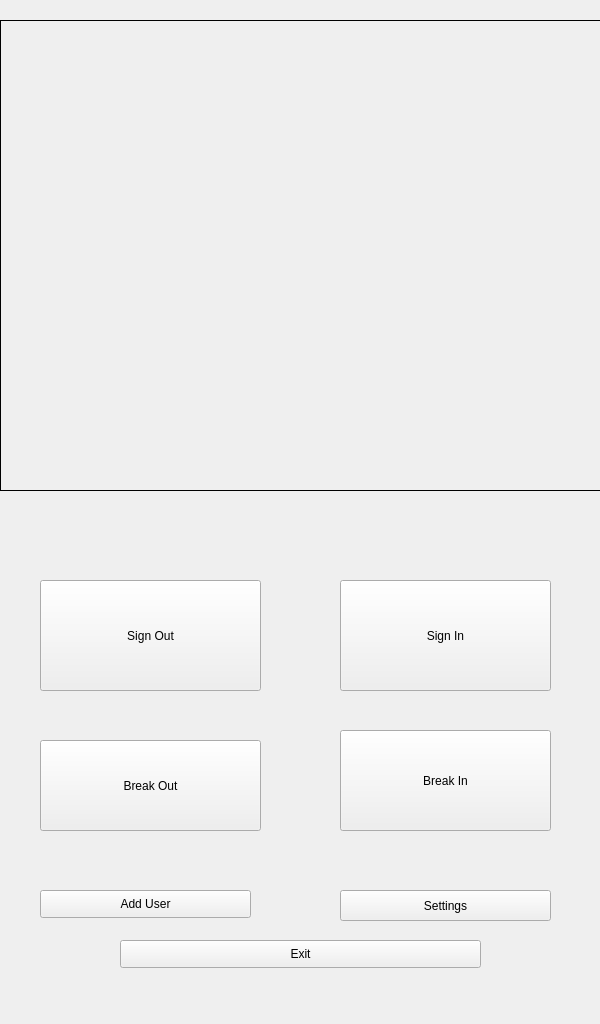
Above: mainwindow.ui from Ehabdiab2000/Facial-Recognition-Attendance-System before the change. Below: the same form after it.
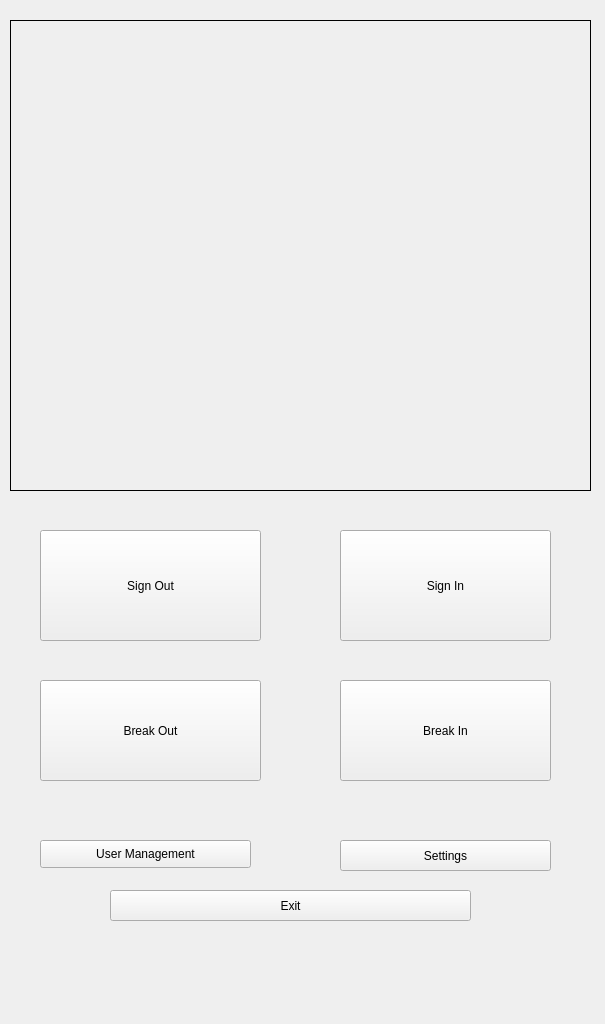
That is the form after the change.

Commit message: add user management and improve performance by decrease cam reselution

What changed in the file:
```diff
--- a/mainwindow.ui
+++ b/mainwindow.ui
@@ -6,10 +6,16 @@
    <rect>
     <x>0</x>
     <y>0</y>
-    <width>600</width>
+    <width>605</width>
     <height>1024</height>
    </rect>
   </property>
+  <property name="sizePolicy">
+   <sizepolicy hsizetype="Expanding" vsizetype="Expanding">
+    <horstretch>0</horstretch>
+    <verstretch>0</verstretch>
+   </sizepolicy>
+  </property>
   <property name="windowTitle">
    <string>MainWindow</string>
   </property>
@@ -23,9 +29,9 @@
    <widget class="QLabel" name="imgLable">
     <property name="geometry">
      <rect>
-      <x>0</x>
+      <x>10</x>
       <y>20</y>
-      <width>601</width>
+      <width>581</width>
       <height>471</height>
      </rect>
     </property>
@@ -40,7 +46,7 @@
     <property name="geometry">
      <rect>
       <x>340</x>
-      <y>580</y>
+      <y>530</y>
       <width>211</width>
       <height>111</height>
      </rect>
@@ -53,7 +59,7 @@
     <property name="geometry">
      <rect>
       <x>40</x>
-      <y>580</y>
+      <y>530</y>
       <width>221</width>
       <height>111</height>
      </rect>
@@ -66,9 +72,9 @@
     <property name="geometry">
      <rect>
       <x>40</x>
-      <y>740</y>
+      <y>680</y>
       <width>221</width>
-      <height>91</height>
+      <height>101</height>
      </rect>
     </property>
     <property name="text">
@@ -79,7 +85,7 @@
     <property name="geometry">
      <rect>
       <x>340</x>
-      <y>730</y>
+      <y>680</y>
       <width>211</width>
       <height>101</height>
      </rect>
@@ -92,20 +98,20 @@
     <property name="geometry">
      <rect>
       <x>40</x>
-      <y>890</y>
+      <y>840</y>
       <width>211</width>
       <height>28</height>
      </rect>
     </property>
     <property name="text">
-     <string>Add User</string>
+     <string>User Management</string>
     </property>
    </widget>
    <widget class="QPushButton" name="setting">
     <property name="geometry">
      <rect>
       <x>340</x>
-      <y>890</y>
+      <y>840</y>
       <width>211</width>
       <height>31</height>
      </rect>
@@ -117,10 +123,10 @@
    <widget class="QPushButton" name="adduser_2">
     <property name="geometry">
      <rect>
-      <x>120</x>
-      <y>940</y>
+      <x>110</x>
+      <y>890</y>
       <width>361</width>
-      <height>28</height>
+      <height>31</height>
      </rect>
     </property>
     <property name="text">
```
Left out of the diff: 6 changed lines with no effect on the pictures. The commit also changes 6 other files.
